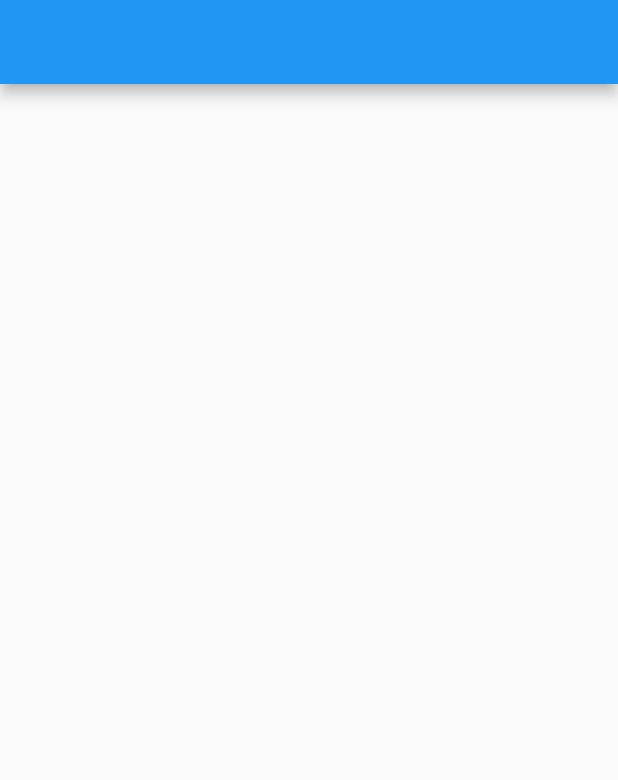
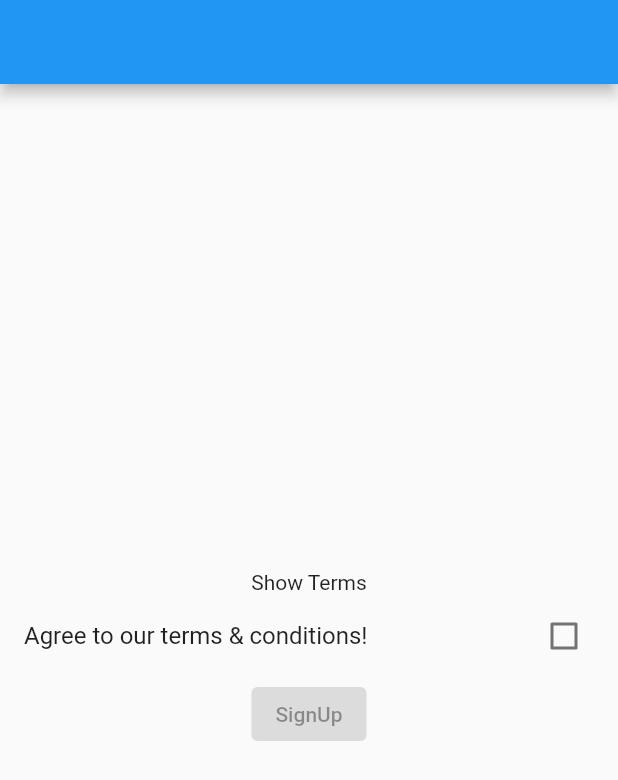
Before and after one commit to AhmedAbogameel/simple_api_example, a Flutter app: the screen it shows after launch, on a phone screen of 412 x 824 dp. Shown: the top 780 px of the screen. Run offline on Flutter 3.47's test engine with Material 2 defaults, Android fonts, the phone set to English and light mode, and no system bars; our stand-ins replace dio, flutter_bloc, shared_preferences.

Commit message:
- Terms - Timer - Login with Cubit

```diff
--- a/lib/main.dart
+++ b/lib/main.dart
@@ -1,11 +1,7 @@
+import 'package:api/core/router/router.dart';
 import 'package:api/core/sharedHelper/shared_helper.dart';
-import 'package:api/views/counter/controller.dart';
-import 'package:api/views/counter/view.dart';
-import 'package:api/views/home/view.dart';
-import 'package:api/views/login/view.dart';
-import 'package:api/views/splash/view.dart';
+import 'package:api/views/terms/view.dart';
 import 'package:flutter/material.dart';
-import 'package:flutter_bloc/flutter_bloc.dart';
 
 main(){
   WidgetsFlutterBinding.ensureInitialized();
@@ -17,7 +13,9 @@ class MyApp extends StatelessWidget {
   @override
   Widget build(BuildContext context) {
     return MaterialApp(
-      home: HomeView(),
+      navigatorKey: navigatorKey,
+      onGenerateRoute: onGenerateRoute,
+      home: TermsView(),
     );
   }
 }
--- /dev/null
+++ b/lib/views/terms/cubit.dart
@@ -0,0 +1,18 @@
+import 'package:api/views/terms/states.dart';
+import 'package:flutter_bloc/flutter_bloc.dart';
+
+class TermsCubit extends Cubit<TermsStates>{
+  TermsCubit() : super(TermsInit());
+
+  static TermsCubit of (context) => BlocProvider.of(context);
+
+  bool isAgreed = false;
+
+  void agree(bool value){
+    if(isAgreed) return;
+    isAgreed = true;
+    emit(TermsInit());
+  }
+
+
+}
--- /dev/null
+++ b/lib/views/terms/states.dart
@@ -0,0 +1,3 @@
+abstract class TermsStates {}
+
+class TermsInit extends TermsStates {}
--- /dev/null
+++ b/lib/views/terms/view.dart
@@ -0,0 +1,40 @@
+import 'package:api/views/terms/cubit.dart';
+import 'package:api/views/terms/dialog.dart';
+import 'package:api/views/terms/states.dart';
+import 'package:flutter/material.dart';
+import 'package:flutter_bloc/flutter_bloc.dart';
+
+class TermsView extends StatelessWidget {
+  @override
+  Widget build(BuildContext context) {
+    return BlocProvider(
+      create: (context) => TermsCubit(),
+      child: Scaffold(
+        appBar: AppBar(),
+        body: BlocBuilder<TermsCubit, TermsStates>(
+          builder: (context, state) {
+            final controller = TermsCubit.of(context);
+            return Column(
+              mainAxisAlignment: MainAxisAlignment.center,
+              children: [
+                InkWell(
+                  child: Text('Show Terms'),
+                  onTap: ()=> showTermsDialog(context),
+                ),
+                CheckboxListTile(
+                  title: Text('Agree to our terms & conditions!'),
+                  value: controller.isAgreed,
+                  onChanged: controller.agree,
+                ),
+                ElevatedButton(
+                  child: Text('SignUp'),
+                  onPressed: controller.isAgreed ? (){} : null,
+                )
+              ],
+            );
+          },
+        ),
+      ),
+    );
+  }
+}
--- /dev/null
+++ b/lib/views/timer/states.dart
@@ -0,0 +1,5 @@
+abstract class TimerStates {}
+
+class TimerCount extends TimerStates {}
+
+class TimerFinish extends TimerStates {}
```
Also changed, not shown: lib/core/router/router.dart (added, +21 -0 lines), lib/views/login/components/confirm_button.dart (added, +22 -0 lines), lib/views/login/components/fields.dart (added, +41 -0 lines), lib/views/login/controller.dart (+34 -16 lines), lib/views/login/states.dart (added, +9 -0 lines), lib/views/login/view.dart (+11 -59 lines), lib/views/terms/dialog.dart (added, +28 -0 lines), lib/views/timer/cubit.dart (added, +37 -0 lines), lib/views/timer/view.dart (added, +28 -0 lines).
